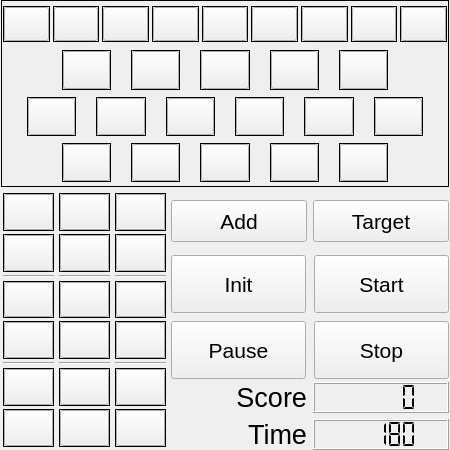
Above: catchrobo_gui/src/ui/red_field.ui from catchrobo2022/catchrobo_robot before the change. Below: the same form after it.
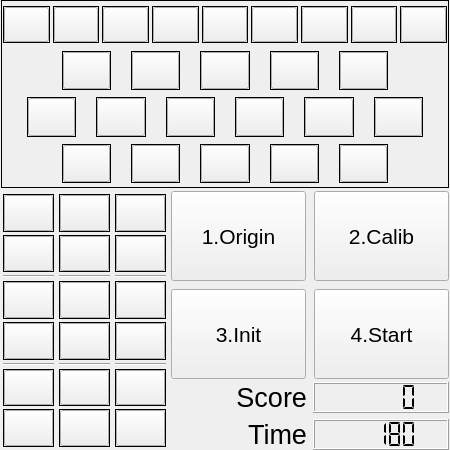
That is the form after the change.

The edit to the form file:
```diff
--- a/catchrobo_gui/src/ui/red_field.ui
+++ b/catchrobo_gui/src/ui/red_field.ui
@@ -2061,263 +2061,6 @@
      </layout>
     </widget>
    </item>
-   <item row="1" column="1">
-    <layout class="QHBoxLayout" name="mode">
-     <property name="sizeConstraint">
-      <enum>QLayout::SetNoConstraint</enum>
-     </property>
-     <property name="topMargin">
-      <number>10</number>
-     </property>
-     <property name="bottomMargin">
-      <number>10</number>
-     </property>
-     <item>
-      <widget class="QPushButton" name="bt_add">
-       <property name="sizePolicy">
-        <sizepolicy hsizetype="Minimum" vsizetype="Preferred">
-         <horstretch>0</horstretch>
-         <verstretch>0</verstretch>
-        </sizepolicy>
-       </property>
-       <property name="font">
-        <font>
-         <pointsize>16</pointsize>
-        </font>
-       </property>
-       <property name="text">
-        <string>Add</string>
-       </property>
-       <property name="checkable">
-        <bool>true</bool>
-       </property>
-       <property name="checked">
-        <bool>false</bool>
-       </property>
-       <property name="autoRepeat">
-        <bool>false</bool>
-       </property>
-       <property name="autoExclusive">
-        <bool>false</bool>
-       </property>
-       <property name="autoRepeatInterval">
-        <number>5</number>
-       </property>
-       <property name="autoDefault">
-        <bool>false</bool>
-       </property>
-       <property name="default">
-        <bool>false</bool>
-       </property>
-       <property name="flat">
-        <bool>false</bool>
-       </property>
-      </widget>
-     </item>
-     <item>
-      <widget class="QPushButton" name="bt_tar">
-       <property name="sizePolicy">
-        <sizepolicy hsizetype="Minimum" vsizetype="Preferred">
-         <horstretch>0</horstretch>
-         <verstretch>0</verstretch>
-        </sizepolicy>
-       </property>
-       <property name="font">
-        <font>
-         <pointsize>16</pointsize>
-        </font>
-       </property>
-       <property name="text">
-        <string>Target</string>
-       </property>
-       <property name="checkable">
-        <bool>true</bool>
-       </property>
-       <property name="checked">
-        <bool>false</bool>
-       </property>
-       <property name="autoRepeat">
-        <bool>false</bool>
-       </property>
-       <property name="autoExclusive">
-        <bool>false</bool>
-       </property>
-       <property name="autoRepeatInterval">
-        <number>5</number>
-       </property>
-       <property name="autoDefault">
-        <bool>false</bool>
-       </property>
-       <property name="default">
-        <bool>false</bool>
-       </property>
-       <property name="flat">
-        <bool>false</bool>
-       </property>
-      </widget>
-     </item>
-    </layout>
-   </item>
-   <item row="2" column="1">
-    <layout class="QGridLayout" name="menu">
-     <property name="sizeConstraint">
-      <enum>QLayout::SetNoConstraint</enum>
-     </property>
-     <property name="spacing">
-      <number>8</number>
-     </property>
-     <item row="2" column="0">
-      <widget class="QPushButton" name="bt_pus">
-       <property name="sizePolicy">
-        <sizepolicy hsizetype="Minimum" vsizetype="Preferred">
-         <horstretch>0</horstretch>
-         <verstretch>0</verstretch>
-        </sizepolicy>
-       </property>
-       <property name="font">
-        <font>
-         <pointsize>16</pointsize>
-        </font>
-       </property>
-       <property name="text">
-        <string>Pause</string>
-       </property>
-       <property name="checkable">
-        <bool>true</bool>
-       </property>
-       <property name="autoRepeatInterval">
-        <number>5</number>
-       </property>
-      </widget>
-     </item>
-     <item row="0" column="0">
-      <widget class="QPushButton" name="bt_init">
-       <property name="sizePolicy">
-        <sizepolicy hsizetype="Minimum" vsizetype="Preferred">
-         <horstretch>0</horstretch>
-         <verstretch>0</verstretch>
-        </sizepolicy>
-       </property>
-       <property name="font">
-        <font>
-         <pointsize>16</pointsize>
-        </font>
-       </property>
-       <property name="text">
-        <string>Init</string>
-       </property>
-       <property name="checkable">
-        <bool>true</bool>
-       </property>
-       <property name="checked">
-        <bool>false</bool>
-       </property>
-       <property name="autoRepeat">
-        <bool>false</bool>
-       </property>
-       <property name="autoExclusive">
-        <bool>false</bool>
-       </property>
-       <property name="autoRepeatInterval">
-        <number>5</number>
-       </property>
-       <property name="autoDefault">
-        <bool>false</bool>
-       </property>
-       <property name="default">
-        <bool>false</bool>
-       </property>
-       <property name="flat">
-        <bool>false</bool>
-       </property>
-      </widget>
-     </item>
-     <item row="0" column="1">
-      <widget class="QPushButton" name="bt_sta">
-       <property name="sizePolicy">
-        <sizepolicy hsizetype="Minimum" vsizetype="Preferred">
-         <horstretch>0</horstretch>
-         <verstretch>0</verstretch>
-        </sizepolicy>
-       </property>
-       <property name="font">
-        <font>
-         <pointsize>16</pointsize>
-        </font>
-       </property>
-       <property name="text">
-        <string>Start</string>
-       </property>
-       <property name="checkable">
-        <bool>true</bool>
-       </property>
-       <property name="checked">
-        <bool>false</bool>
-       </property>
-       <property name="autoRepeat">
-        <bool>false</bool>
-       </property>
-       <property name="autoExclusive">
-        <bool>false</bool>
-       </property>
-       <property name="autoRepeatInterval">
-        <number>5</number>
-       </property>
-       <property name="autoDefault">
-        <bool>false</bool>
-       </property>
-       <property name="default">
-        <bool>false</bool>
-       </property>
-       <property name="flat">
-        <bool>false</bool>
-       </property>
-      </widget>
-     </item>
-     <item row="2" column="1">
-      <widget class="QPushButton" name="bt_stp">
-       <property name="sizePolicy">
-        <sizepolicy hsizetype="Minimum" vsizetype="Preferred">
-         <horstretch>0</horstretch>
-         <verstretch>0</verstretch>
-        </sizepolicy>
-       </property>
-       <property name="font">
-        <font>
-         <pointsize>16</pointsize>
-        </font>
-       </property>
-       <property name="text">
-        <string>Stop</string>
-       </property>
-       <property name="checkable">
-        <bool>true</bool>
-       </property>
-       <property name="checked">
-        <bool>false</bool>
-       </property>
-       <property name="autoRepeat">
-        <bool>false</bool>
-       </property>
-       <property name="autoExclusive">
-        <bool>false</bool>
-       </property>
-       <property name="autoRepeatInterval">
-        <number>5</number>
-       </property>
-       <property name="autoDefault">
-        <bool>false</bool>
-       </property>
-       <property name="default">
-        <bool>false</bool>
-       </property>
-       <property name="flat">
-        <bool>false</bool>
-       </property>
-      </widget>
-     </item>
-    </layout>
-   </item>
    <item row="3" column="1">
     <layout class="QGridLayout" name="gridLayout">
      <property name="sizeConstraint">
@@ -2399,6 +2142,166 @@
      </item>
     </layout>
    </item>
+   <item row="1" column="1" rowspan="2">
+    <layout class="QGridLayout" name="menu">
+     <property name="sizeConstraint">
+      <enum>QLayout::SetNoConstraint</enum>
+     </property>
+     <property name="spacing">
+      <number>8</number>
+     </property>
+     <item row="2" column="0">
+      <widget class="QPushButton" name="init">
+       <property name="sizePolicy">
+        <sizepolicy hsizetype="Minimum" vsizetype="Preferred">
+         <horstretch>0</horstretch>
+         <verstretch>0</verstretch>
+        </sizepolicy>
+       </property>
+       <property name="font">
+        <font>
+         <pointsize>16</pointsize>
+        </font>
+       </property>
+       <property name="text">
+        <string>3.Init</string>
+       </property>
+       <property name="checkable">
+        <bool>true</bool>
+       </property>
+       <property name="autoRepeatInterval">
+        <number>5</number>
+       </property>
+      </widget>
+     </item>
+     <item row="0" column="0">
+      <widget class="QPushButton" name="origin">
+       <property name="sizePolicy">
+        <sizepolicy hsizetype="Minimum" vsizetype="Preferred">
+         <horstretch>0</horstretch>
+         <verstretch>0</verstretch>
+        </sizepolicy>
+       </property>
+       <property name="font">
+        <font>
+         <pointsize>16</pointsize>
+        </font>
+       </property>
+       <property name="text">
+        <string>1.Origin</string>
+       </property>
+       <property name="checkable">
+        <bool>true</bool>
+       </property>
+       <property name="checked">
+        <bool>false</bool>
+       </property>
+       <property name="autoRepeat">
+        <bool>false</bool>
+       </property>
+       <property name="autoExclusive">
+        <bool>false</bool>
+       </property>
+       <property name="autoRepeatInterval">
+        <number>5</number>
+       </property>
+       <property name="autoDefault">
+        <bool>false</bool>
+       </property>
+       <property name="default">
+        <bool>false</bool>
+       </property>
+       <property name="flat">
+        <bool>false</bool>
+       </property>
+      </widget>
+     </item>
+     <item row="0" column="1">
+      <widget class="QPushButton" name="calib">
+       <property name="sizePolicy">
+        <sizepolicy hsizetype="Minimum" vsizetype="Preferred">
+         <horstretch>0</horstretch>
+         <verstretch>0</verstretch>
+        </sizepolicy>
+       </property>
+       <property name="font">
+        <font>
+         <pointsize>16</pointsize>
+        </font>
+       </property>
+       <property name="text">
+        <string>2.Calib</string>
+       </property>
+       <property name="checkable">
+        <bool>true</bool>
+       </property>
+       <property name="checked">
+        <bool>false</bool>
+       </property>
+       <property name="autoRepeat">
+        <bool>false</bool>
+       </property>
+       <property name="autoExclusive">
+        <bool>false</bool>
+       </property>
+       <property name="autoRepeatInterval">
+        <number>5</number>
+       </property>
+       <property name="autoDefault">
+        <bool>false</bool>
+       </property>
+       <property name="default">
+        <bool>false</bool>
+       </property>
+       <property name="flat">
+        <bool>false</bool>
+       </property>
+      </widget>
+     </item>
+     <item row="2" column="1">
+      <widget class="QPushButton" name="start">
+       <property name="sizePolicy">
+        <sizepolicy hsizetype="Minimum" vsizetype="Preferred">
+         <horstretch>0</horstretch>
+         <verstretch>0</verstretch>
+        </sizepolicy>
+       </property>
+       <property name="font">
+        <font>
+         <pointsize>16</pointsize>
+        </font>
+       </property>
+       <property name="text">
+        <string>4.Start</string>
+       </property>
+       <property name="checkable">
+        <bool>true</bool>
+       </property>
+       <property name="checked">
+        <bool>false</bool>
+       </property>
+       <property name="autoRepeat">
+        <bool>false</bool>
+       </property>
+       <property name="autoExclusive">
+        <bool>false</bool>
+       </property>
+       <property name="autoRepeatInterval">
+        <number>5</number>
+       </property>
+       <property name="autoDefault">
+        <bool>false</bool>
+       </property>
+       <property name="default">
+        <bool>false</bool>
+       </property>
+       <property name="flat">
+        <bool>false</bool>
+       </property>
+      </widget>
+     </item>
+    </layout>
+   </item>
   </layout>
  </widget>
  <layoutdefault spacing="6" margin="11"/>
```
